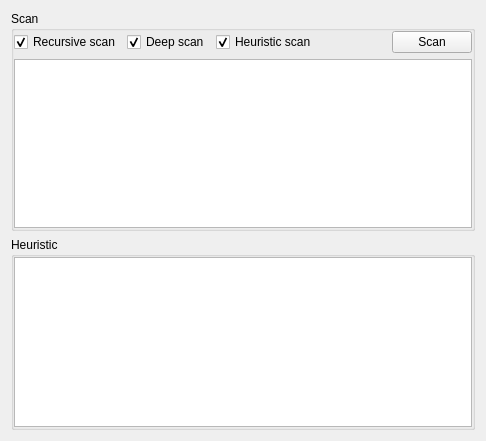
Old version of the form heurwidget.ui in the repository horsicq/StaticScan.
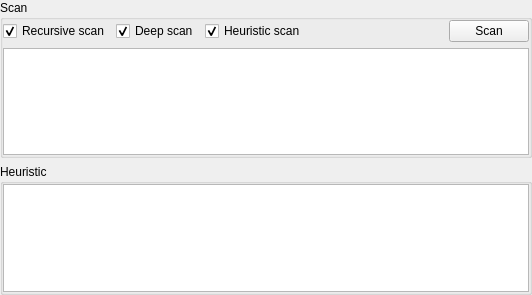
New version of the form.

Diff of the .ui file:
```diff
--- a/heurwidget.ui
+++ b/heurwidget.ui
@@ -6,14 +6,26 @@
    <rect>
     <x>0</x>
     <y>0</y>
-    <width>486</width>
-    <height>441</height>
+    <width>532</width>
+    <height>295</height>
    </rect>
   </property>
   <property name="windowTitle">
    <string notr="true">Form</string>
   </property>
   <layout class="QVBoxLayout" name="verticalLayout_3">
+   <property name="leftMargin">
+    <number>0</number>
+   </property>
+   <property name="topMargin">
+    <number>0</number>
+   </property>
+   <property name="rightMargin">
+    <number>0</number>
+   </property>
+   <property name="bottomMargin">
+    <number>0</number>
+   </property>
    <item>
     <widget class="QGroupBox" name="groupBoxScan">
      <property name="title">
```
